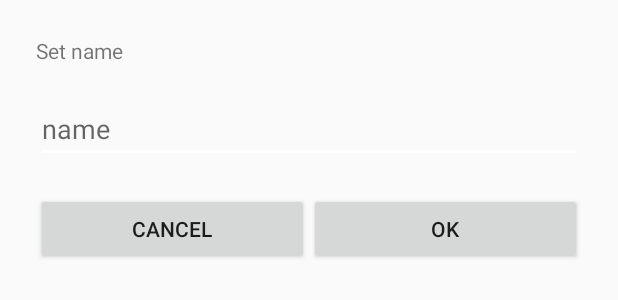
After one commit to devnizamuddin/VoiceRecorder, an Android app: the layout rename_dialog_layout.xml on its own in the app's theme, with its tools: preview values and no code run, on a phone screen of 412 x 824 dp. The commit adds this screen. Shown: the top 300 px of the screen. Run offline under Robolectric (Android 15) with nearby library versions, the phone set to English and light mode, and no system bars.

Commit message:
Code Updated

```diff
--- a/app/src/main/java/com/example/nizamuddinshamrat/voicerecorder/RecordPOJO.java
+++ b/app/src/main/java/com/example/nizamuddinshamrat/voicerecorder/RecordPOJO.java
@@ -12,6 +12,10 @@ public class RecordPOJO {
         this.recordSize = recordSize;
         this.recordDuration = recordDuration;
         this.recordPath = recordPath;
+    }
+
+    public void setRecordName(String recordName) {
+        this.recordName = recordName;
     }
 
     public String getRecordPath() {
--- /dev/null
+++ b/app/src/main/res/layout/rename_dialog_layout.xml
@@ -0,0 +1,44 @@
+<?xml version="1.0" encoding="utf-8"?>
+<LinearLayout xmlns:android="http://schemas.android.com/apk/res/android"
+    android:layout_width="match_parent"
+    android:layout_height="wrap_content"
+    android:orientation="vertical"
+    android:padding="24dp">
+
+    <TextView
+        android:layout_width="wrap_content"
+        android:layout_height="wrap_content"
+        android:text="Set name" />
+
+    <EditText
+        android:id="@+id/nameEt"
+        android:layout_width="match_parent"
+        android:layout_height="wrap_content"
+        android:layout_marginTop="20dp"
+        android:hint="name" />
+
+    <LinearLayout
+        android:layout_width="match_parent"
+        android:layout_height="wrap_content"
+        android:orientation="horizontal"
+        android:weightSum="2"
+        android:layout_marginTop="20dp"
+        >
+
+        <Button
+            android:id="@+id/cancel_btn"
+            android:text="cancel"
+            android:layout_width="0dp"
+            android:layout_height="wrap_content"
+            android:layout_weight="1" />
+
+        <Button
+            android:id="@+id/ok_btn"
+            android:text="Ok"
+            android:layout_width="0dp"
+            android:layout_height="wrap_content"
+            android:layout_weight="1" />
+
+    </LinearLayout>
+
+</LinearLayout>
```
Also changed, not shown: app/src/main/java/com/example/nizamuddinshamrat/voicerecorder/RecordAdapter.java (+88 -7 lines), app/src/main/java/com/example/nizamuddinshamrat/voicerecorder/RecorderFragment.java (+19 -12 lines), app/src/main/java/com/example/nizamuddinshamrat/voicerecorder/SavedRecordFragment.java (+34 -15 lines).
